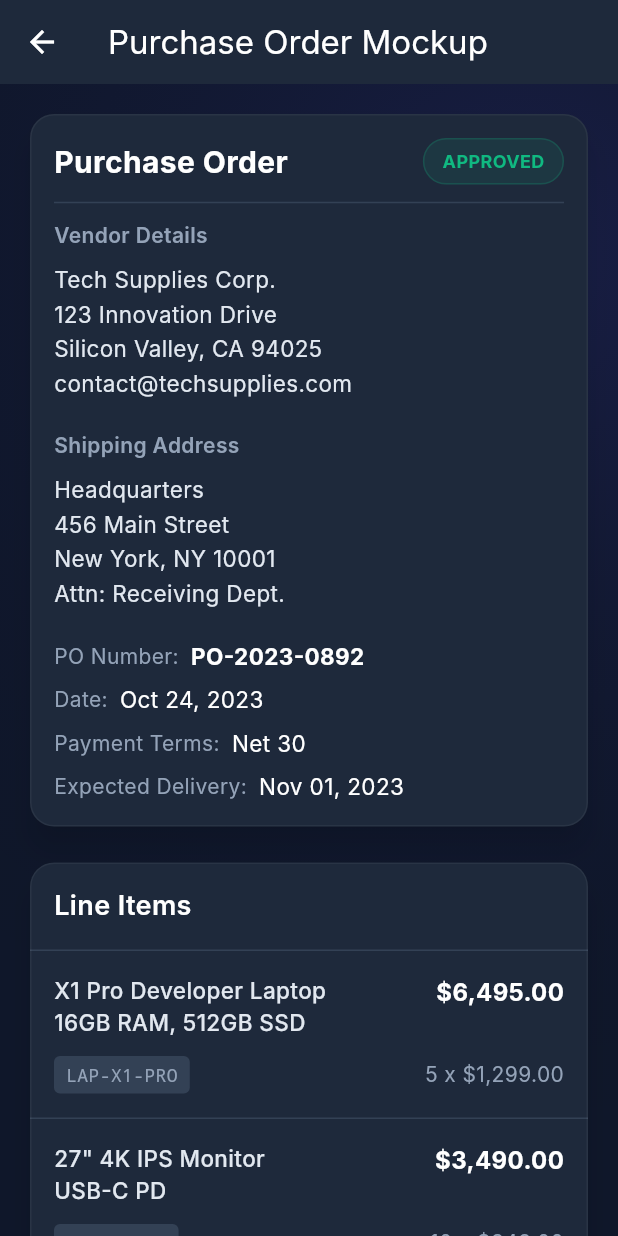
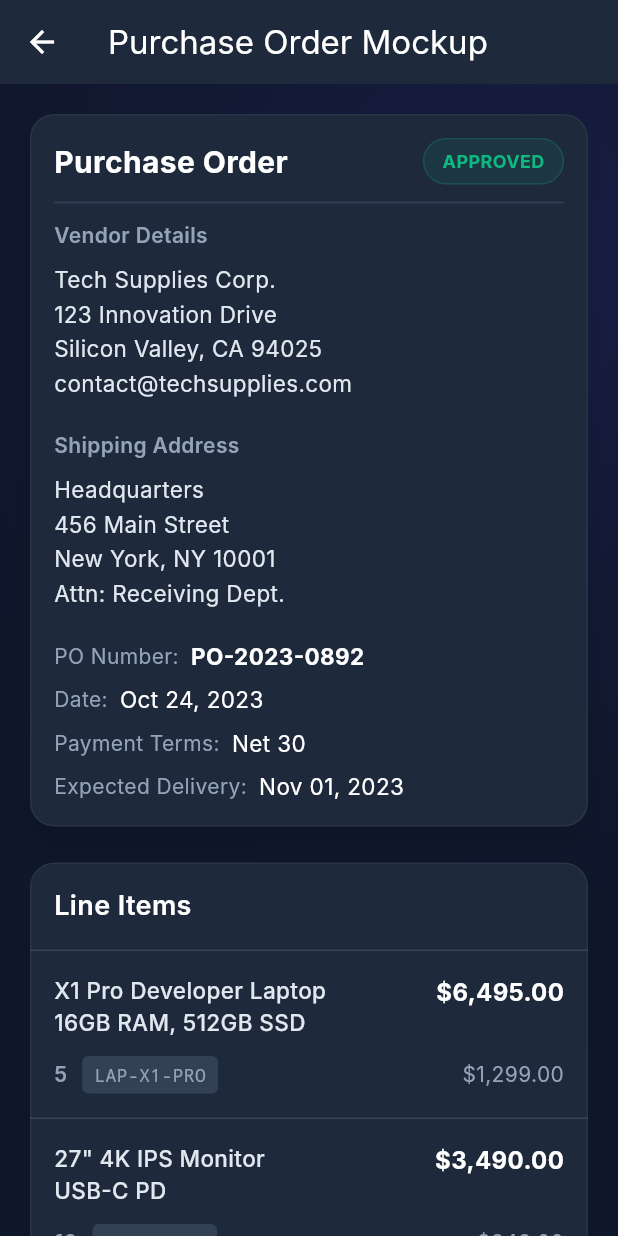
Before and after one commit to eruibal/Projects, a Flutter app: the PurchaseOrderScreen screen opened directly, on a phone screen of 412 x 824 dp. Run offline on Flutter 3.47's test engine with Material 3 defaults, Android fonts, the phone set to English and light mode, and no system bars; Roboto replaces fonts that are missing (Inter).

Commit message:
refactor: streamline Purchase Order screen layout by removing duplicate 'Qty' text and adjusting item display structure

```diff
--- a/Flutter-data-entry/flutter_form_app/lib/po_mockup.dart
+++ b/Flutter-data-entry/flutter_form_app/lib/po_mockup.dart
@@ -243,9 +243,9 @@
                   padding: const EdgeInsets.symmetric(horizontal: 16.0, vertical: 16.0),
                   child: Row(
                     children: const [
+                      Expanded(flex: 1, child: Text('Qty', textAlign: TextAlign.right, style: TextStyle(fontWeight: FontWeight.bold, color: Color(0xFF94A3B8)))),
                       Expanded(flex: 2, child: Text('Item Code', style: TextStyle(fontWeight: FontWeight.bold, color: Color(0xFF94A3B8)))),
                       Expanded(flex: 4, child: Text('Description', style: TextStyle(fontWeight: FontWeight.bold, color: Color(0xFF94A3B8)))),
-                      Expanded(flex: 1, child: Text('Qty', textAlign: TextAlign.right, style: TextStyle(fontWeight: FontWeight.bold, color: Color(0xFF94A3B8)))),
                       Expanded(flex: 2, child: Text('Unit Price', textAlign: TextAlign.right, style: TextStyle(fontWeight: FontWeight.bold, color: Color(0xFF94A3B8)))),
                       Expanded(flex: 2, child: Text('Total', textAlign: TextAlign.right, style: TextStyle(fontWeight: FontWeight.bold, color: Color(0xFF94A3B8)))),
                     ],
@@ -261,9 +261,9 @@
                         child: Row(
                           crossAxisAlignment: CrossAxisAlignment.start,
                           children: [
+                            Expanded(flex: 1, child: Text(item['qty']!, textAlign: TextAlign.right, style: const TextStyle(color: Color(0xFFE2E8F0)))),
                             Expanded(flex: 2, child: Text(item['code']!, style: const TextStyle(color: Color(0xFFE2E8F0)))),
                             Expanded(flex: 4, child: Text(item['desc']!, style: const TextStyle(color: Color(0xFFE2E8F0)))),
-                            Expanded(flex: 1, child: Text(item['qty']!, textAlign: TextAlign.right, style: const TextStyle(color: Color(0xFFE2E8F0)))),
                             Expanded(flex: 2, child: Text(item['price']!, textAlign: TextAlign.right, style: const TextStyle(color: Color(0xFFE2E8F0)))),
                             Expanded(flex: 2, child: Text(item['total']!, textAlign: TextAlign.right, style: const TextStyle(fontWeight: FontWeight.w600, color: Colors.white))),
                           ],
@@ -317,6 +317,17 @@
                       Row(
                         mainAxisAlignment: MainAxisAlignment.spaceBetween,
                         children: [
+                          Row(
+                            children: [
+                              Text(
+                                item['qty']!,
+                                style: const TextStyle(
+                                  fontSize: 14,
+                                  fontWeight: FontWeight.w600,
+                                  color: Color(0xFF94A3B8),
+                                ),
+                              ),
+                              const SizedBox(width: 10),
                               Container(
                                 padding: const EdgeInsets.symmetric(horizontal: 8, vertical: 4),
                                 decoration: BoxDecoration(
@@ -332,8 +343,10 @@
                                   ),
                                 ),
                               ),
+                            ],
+                          ),
                           Text(
-                            '${item['qty']} x ${item['price']}',
+                            item['price']!,
                             style: const TextStyle(
                               fontSize: 14,
                               color: Color(0xFF94A3B8),
```
Lines whose indentation alone changed are shown as unchanged.
